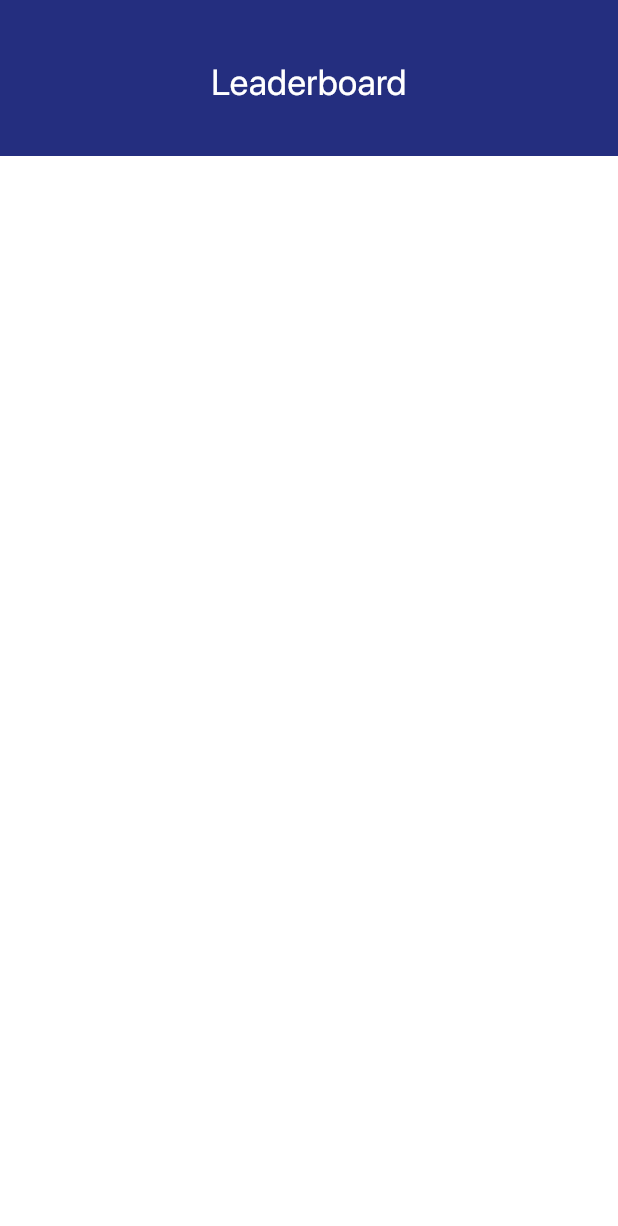
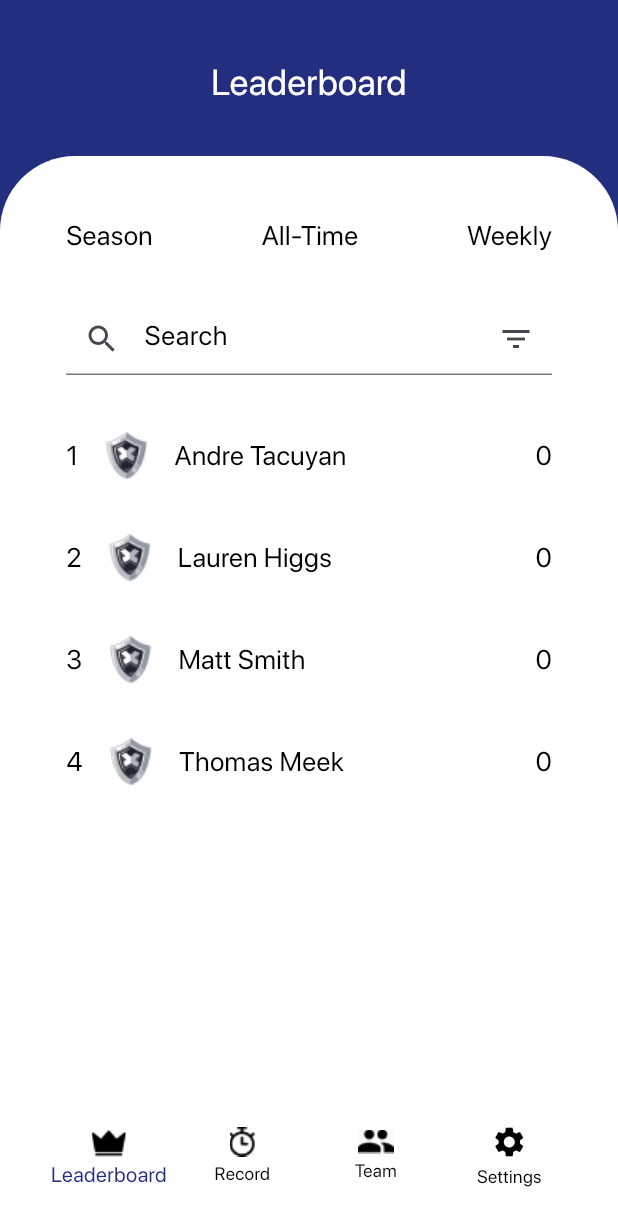
Before and after one commit to wareesha30/swim-warrior, a Flutter app: the LeaderBoard1 screen opened directly, on a phone screen of 412 x 824 dp. Shown: the top 1226 px of the screen. Run offline on Flutter 3.47's test engine with Material 2 defaults, Android fonts, the phone set to English and light mode, and no system bars; our stand-ins replace font_awesome_flutter; statements that could not run were skipped; project files that could hold a hidden picture were left out.

Commit message:
icon-added

```diff
--- a/lib/main.dart
+++ b/lib/main.dart
@@ -24,8 +24,10 @@ class MyApp extends StatelessWidget {
         fontFamily: 'SF Pro Display',
         colorScheme: ColorScheme.fromSeed(seedColor: Colors.deepPurple),
         useMaterial3: true,
+        splashColor: Colors.transparent,
+        highlightColor: Colors.transparent,
       ),
-      home: const LeaderBoard1(),
+      home: const LeaderBoard2(),
     );
   }
 }
--- a/lib/screens/LeaderBoard_1.dart
+++ b/lib/screens/LeaderBoard_1.dart
@@ -1,12 +1,17 @@
 import 'package:flutter/material.dart';
 import 'package:swimwarrior/utils/colors.dart';
+import 'package:swimwarrior/widgets/bottom_nav.dart';
+import 'package:swimwarrior/widgets/swimmer_rank.dart';
 
 class LeaderBoard1 extends StatelessWidget {
   const LeaderBoard1({super.key});
 
   @override
   Widget build(BuildContext context) {
-    return Scaffold(
+    return GestureDetector(
+      onTap: () => FocusManager.instance.primaryFocus?.unfocus(),
+      child: Scaffold(
+        resizeToAvoidBottomInset: false,
         body: Stack(
           children: [
             Container(
@@ -28,9 +33,107 @@ class LeaderBoard1 extends StatelessWidget {
                 right: 0,
                 left: 0,
                 child: Container(
+                  padding:
+                      const EdgeInsets.symmetric(horizontal: 44, vertical: 40),
+                  decoration: const BoxDecoration(
                     color: Colors.white,
+                    borderRadius: BorderRadius.only(
+                      topLeft: Radius.circular(50.0),
+                      topRight: Radius.circular(50.0),
+                    ),
+                  ),
+                  child: const Column(
+                    children: [
+                      Row(
+                        mainAxisAlignment: MainAxisAlignment.spaceBetween,
+                        children: [
+                          Text(
+                            'Season',
+                            style: TextStyle(
+                              color: Colors.black,
+                              fontSize: 18,
+                              fontFamily: 'SF Pro Display',
+                              fontWeight: FontWeight.w400,
+                            ),
+                          ),
+                          Text(
+                            'All-Time',
+                            style: TextStyle(
+                              color: Colors.black,
+                              fontSize: 18,
+                              fontFamily: 'SF Pro Display',
+                              fontWeight: FontWeight.w400,
+                            ),
+                          ),
+                          Text(
+                            'Weekly',
+                            style: TextStyle(
+                              color: Colors.black,
+                              fontSize: 18,
+                              fontFamily: 'SF Pro Display',
+                              fontWeight: FontWeight.w400,
+                            ),
+                          ),
+                        ],
+                      ),
+                      SizedBox(
+                        height: 32,
+                      ),
+                      TextField(
+                        decoration: InputDecoration(
+                            prefixIcon: Icon(Icons.search),
+                            suffixIcon: Icon(Icons.filter_list),
+                            border: UnderlineInputBorder(),
+                            hintText: 'Search',
+                            hintStyle: TextStyle(
+                              color: Colors.black,
+                              fontSize: 18,
+                              fontFamily: 'SF Pro Display',
+                              fontWeight: FontWeight.w400,
+                            )),
+                      ),
+                      SizedBox(
+                        height: 34,
+                      ),
+                      SwimmerRank(
+                        prefix: '1',
+                        main: 'Andre Tacuyan',
+                        suffix: '0',
+                      ),
+                      SizedBox(
+                        height: 28,
+                      ),
+                      SwimmerRank(
+                        prefix: '2',
+                        main: 'Lauren Higgs',
+                        suffix: '0',
+                      ),
+                      SizedBox(
+                        height: 28,
+                      ),
+                      SwimmerRank(
+                        prefix: '3',
+                        main: 'Matt Smith',
+                        suffix: '0',
+                      ),
+                      SizedBox(
+                        height: 28,
+                      ),
+                      SwimmerRank(
+                        prefix: '4',
+                        main: 'Thomas Meek',
+                        suffix: '0',
+                      ),
+                      SizedBox(
+                        height: 221,
+                      ),
+                    ],
+                  ),
                 ))
           ],
+        ),
+        extendBody: true,
+        bottomNavigationBar: const MyBottomNavBar(),
       ),
     );
   }
--- /dev/null
+++ b/lib/screens/LeaderBoard_2.dart
@@ -0,0 +1,10 @@
+import 'package:flutter/material.dart';
+
+class LeaderBoard2 extends StatelessWidget {
+  const LeaderBoard2({super.key});
+
+  @override
+  Widget build(BuildContext context) {
+    return GestureDetector(child: const Scaffold());
+  }
+}
--- /dev/null
+++ b/lib/widgets/bottom_nav.dart
@@ -0,0 +1,45 @@
+import 'package:flutter/material.dart';
+import 'package:font_awesome_flutter/font_awesome_flutter.dart';
+import 'package:swimwarrior/utils/colors.dart';
+
+class MyBottomNavBar extends StatelessWidget {
+  const MyBottomNavBar({super.key});
+
+  @override
+  Widget build(BuildContext context) {
+    return Padding(
+      padding: const EdgeInsets.only(left: 28, right: 28, bottom: 24),
+      child: BottomNavigationBar(
+        type: BottomNavigationBarType.fixed,
+        backgroundColor: Colors.white,
+        elevation: 0,
+        selectedItemColor: blue,
+        unselectedItemColor: Colors.black,
+        showSelectedLabels: true,
+        selectedLabelStyle: TextStyle(
+          color: blue,
+        ),
+        showUnselectedLabels: true,
+        unselectedLabelStyle: const TextStyle(color: Colors.black),
+        items: [
+          BottomNavigationBarItem(
+              backgroundColor: Colors.white,
+              icon: Image.asset('assets/images/crown.png'),
+              label: 'Leaderboard'),
+          BottomNavigationBarItem(
+              backgroundColor: Colors.white,
+              icon: Image.asset('assets/images/Stopwatch.png'),
+              label: 'Record'),
+          BottomNavigationBarItem(
+              backgroundColor: Colors.white,
+              icon: Image.asset('assets/images/team.png'),
+              label: 'Team'),
+          const BottomNavigationBarItem(
+              backgroundColor: Colors.white,
+              icon: Icon(Icons.settings),
+              label: 'Settings'),
+        ],
+      ),
+    );
+  }
+}
--- /dev/null
+++ b/lib/widgets/swimmer_rank.dart
@@ -0,0 +1,52 @@
+import 'package:flutter/material.dart';
+
+class SwimmerRank extends StatelessWidget {
+  final String suffix;
+  final String prefix;
+  final String main;
+  const SwimmerRank(
+      {super.key,
+      required this.suffix,
+      required this.prefix,
+      required this.main});
+
+  @override
+  Widget build(BuildContext context) {
+    return Row(
+      mainAxisAlignment: MainAxisAlignment.spaceBetween,
+      children: [
+        Text(prefix,
+            style: const TextStyle(
+              color: Colors.black,
+              fontSize: 18,
+              fontFamily: 'SF Pro Display',
+              fontWeight: FontWeight.w400,
+            )),
+        const SizedBox(
+          width: 12,
+        ),
+        Image.asset(
+          'assets/images/Unranked_total_Score.png',
+        ),
+        const SizedBox(
+          width: 12,
+        ),
+        Text(main,
+            style: const TextStyle(
+              color: Colors.black,
+              fontSize: 18,
+              fontFamily: 'SF Pro Display',
+              fontWeight: FontWeight.w400,
+            )),
+        const Spacer(),
+        Text(suffix,
+            style: const TextStyle(
+              color: Colors.black,
+              fontSize: 18,
+              fontFamily: 'SF Pro Display',
+              fontWeight: FontWeight.w400,
+            ))
+      ],
+    );
+  }
+}
```
Also changed, not shown: assets/images/Stopwatch.png (added), assets/images/Unranked_total_Score.png (added), assets/images/Vector.png (deleted), assets/images/crown.png (added), assets/images/team.png (added). Lines whose indentation alone changed are shown as unchanged.
